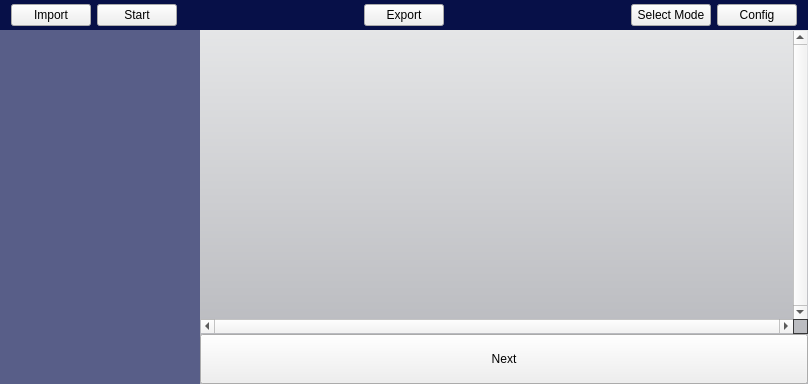
This is IntelliGraph/mainwindow.ui in SEGroup10/IntelliGraph as Qt 5 draws it before an edit. The edited form follows.
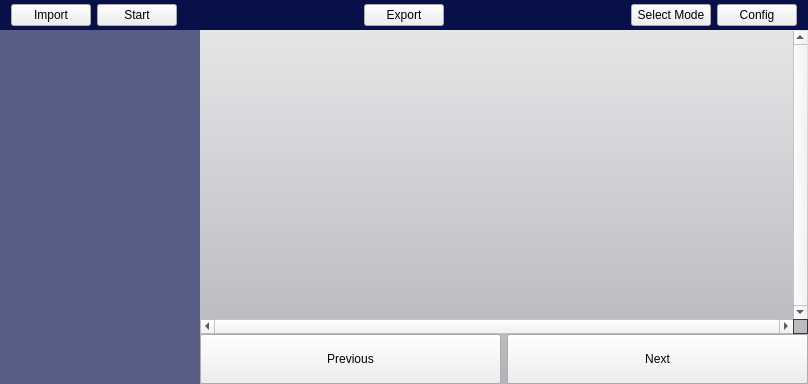
This is the edited form. Icons and pictures are not drawn.

Commit message: script support for previous step

```diff
--- a/IntelliGraph/mainwindow.ui
+++ b/IntelliGraph/mainwindow.ui
@@ -214,6 +214,19 @@
              <property name="bottomMargin">
               <number>0</number>
              </property>
+             <item>
+              <widget class="QPushButton" name="prevButton">
+               <property name="sizePolicy">
+                <sizepolicy hsizetype="Minimum" vsizetype="Minimum">
+                 <horstretch>0</horstretch>
+                 <verstretch>0</verstretch>
+                </sizepolicy>
+               </property>
+               <property name="text">
+                <string>Previous</string>
+               </property>
+              </widget>
+             </item>
              <item>
               <widget class="QPushButton" name="nextButton">
                <property name="minimumSize">
```
The commit also changes 4 other files.
